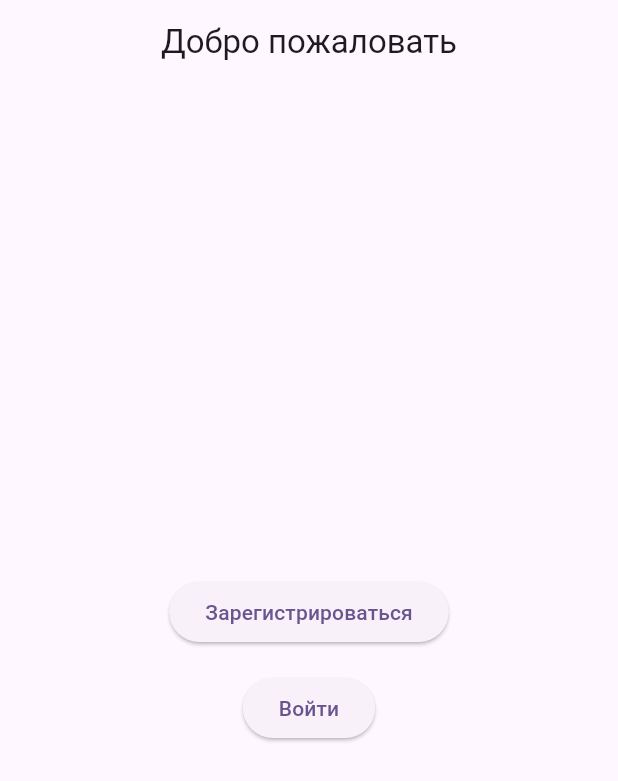
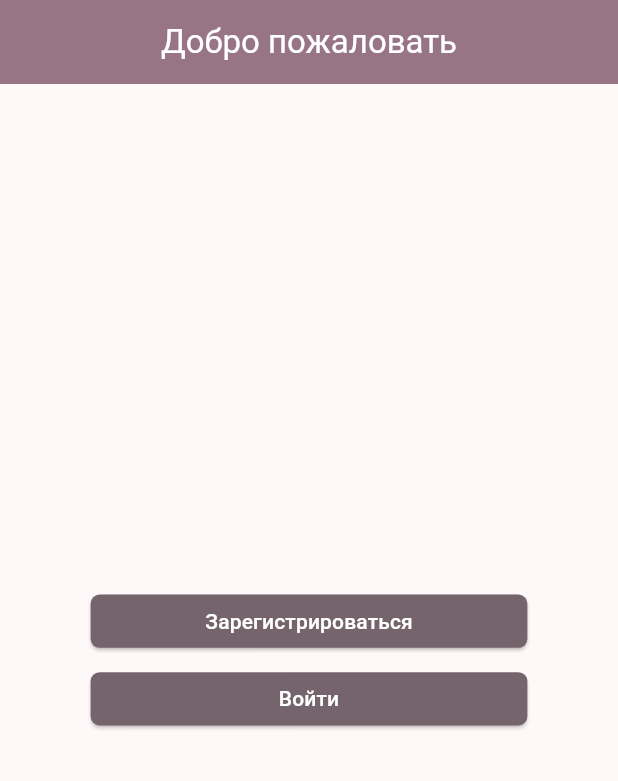
Before and after one commit to Endliar/jalur_application, a Flutter app: the screen it shows after launch, after a tap on "Зарегистрироваться", on a phone screen of 412 x 824 dp. Shown: the top 781 px of the screen. Run offline on Flutter 3.47's test engine with Material 3 defaults, Android fonts, the phone set to English and light mode, and no system bars; our stand-ins replace flutter_bloc.

Commit message:
Апдейт страницы приветствия.

```diff
--- /dev/null
+++ b/lib/helpers/colors.dart
@@ -0,0 +1,5 @@
+import 'package:flutter/material.dart';
+
+const kPrimaryColor = Color.fromRGBO(117, 100, 108, 1);
+const kSecondaryColor = Color.fromRGBO(151, 117, 133, 1);
+const kTextColor = Color.fromRGBO(117, 100, 108, 1);
--- /dev/null
+++ b/lib/helpers/size_config.dart
@@ -0,0 +1,26 @@
+import 'package:flutter/material.dart';
+
+class SizeConfig {
+  static MediaQueryData? _mediaQueryData;
+  static double? screenWidth;
+  static double? screenHeight;
+  static double? defaultSize;
+  static Orientation? orientation;
+
+  void init(BuildContext context) {
+    _mediaQueryData = MediaQuery.of(context);
+    screenWidth = _mediaQueryData?.size.width;
+    screenHeight = _mediaQueryData?.size.height;
+    orientation = _mediaQueryData?.orientation;
+  }
+}
+
+double getProportionateScreenHeight(double inputHeight) {
+  double? screenHeight = SizeConfig.screenHeight;
+  return (inputHeight / 812) * screenHeight!;
+}
+
+double getProportionateScreenWidth(double inputWidth) {
+  double? screenWidth = SizeConfig.screenWidth;
+  return (inputWidth / 375) * screenWidth!;
+}
--- a/lib/main.dart
+++ b/lib/main.dart
@@ -1,6 +1,7 @@
 import 'package:flutter/material.dart';
 import 'package:flutter_bloc/flutter_bloc.dart';
 import 'package:jalur/bloc/counter_bloc.dart';
+import 'package:jalur/helpers/colors.dart';
 import 'package:jalur/views/login/login_page.dart';
 
 void main() {
@@ -17,7 +18,8 @@ class MyApp extends StatelessWidget {
       debugShowCheckedModeBanner: false,
       title: 'Flutter Demo',
       theme: ThemeData(
-        colorScheme: ColorScheme.fromSeed(seedColor: Colors.deepPurple),
+        colorScheme: ColorScheme.fromSeed(seedColor: kPrimaryColor),
+        textTheme: const TextTheme(bodyMedium: TextStyle(color: kTextColor)),
         useMaterial3: true,
       ),
       home: BlocProvider(
--- a/lib/views/login/login_page.dart
+++ b/lib/views/login/login_page.dart
@@ -1,13 +1,20 @@
 import 'package:flutter/material.dart';
+import 'package:jalur/helpers/colors.dart';
+import 'package:jalur/helpers/size_config.dart';
 
 class LoginPage extends StatelessWidget {
   const LoginPage({super.key});
 
   @override
   Widget build(BuildContext context) {
+    SizeConfig().init(context);
     return Scaffold(
         appBar: AppBar(
-          title: const Text("Добро пожаловать"),
+          backgroundColor: kSecondaryColor,
+          title: const Text(
+            "Добро пожаловать",
+            style: TextStyle(color: Colors.white),
+          ),
           centerTitle: true,
         ),
         body: Container(
@@ -15,12 +22,43 @@ class LoginPage extends StatelessWidget {
           child: Column(
             mainAxisAlignment: MainAxisAlignment.center,
             children: [
-              ElevatedButton(
-                  onPressed: () {}, child: const Text("Зарегистрироваться")),
-              const SizedBox(
-                height: 16,
+              SizedBox(
+                height: getProportionateScreenHeight(35),
+                width: getProportionateScreenWidth(265),
+                child: ElevatedButton(
+                  onPressed: () {},
+                  style: ButtonStyle(
+                      backgroundColor:
+                          MaterialStateProperty.all<Color>(kPrimaryColor),
+                      shape: MaterialStateProperty.all<RoundedRectangleBorder>(
+                          RoundedRectangleBorder(
+                              borderRadius: BorderRadius.circular(6)))),
+                  child: const Text(
+                    "Зарегистрироваться",
+                    style: TextStyle(color: Colors.white),
+                  ),
+                ),
               ),
-              ElevatedButton(onPressed: () {}, child: const Text("Войти")),
+              SizedBox(
+                height: getProportionateScreenHeight(16),
+              ),
+              SizedBox(
+                  height: getProportionateScreenHeight(35),
+                  width: getProportionateScreenWidth(265),
+                  child: ElevatedButton(
+                    onPressed: () {},
+                    style: ButtonStyle(
+                        backgroundColor:
+                            MaterialStateProperty.all<Color>(kPrimaryColor),
+                        shape:
+                            MaterialStateProperty.all<RoundedRectangleBorder>(
+                                RoundedRectangleBorder(
+                                    borderRadius: BorderRadius.circular(6)))),
+                    child: const Text(
+                      "Войти",
+                      style: TextStyle(color: Colors.white),
+                    ),
+                  )),
             ],
           ),
         ));
```
